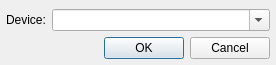
Old version of the form qmmp/src/plugins/Output/oss4/settingsdialog.ui in the repository Greedysky/TTKMusicPlayer.
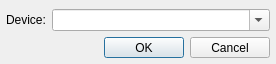
New version of the form.

Diff of the .ui file:
```diff
--- a/qmmp/src/plugins/Output/oss4/settingsdialog.ui
+++ b/qmmp/src/plugins/Output/oss4/settingsdialog.ui
@@ -10,6 +10,18 @@
     <height>64</height>
    </rect>
   </property>
+  <property name="minimumSize">
+   <size>
+    <width>276</width>
+    <height>64</height>
+   </size>
+  </property>
+  <property name="maximumSize">
+   <size>
+    <width>276</width>
+    <height>64</height>
+   </size>
+  </property>
   <property name="windowTitle">
    <string>OSS4 Plugin Settings</string>
   </property>
```
